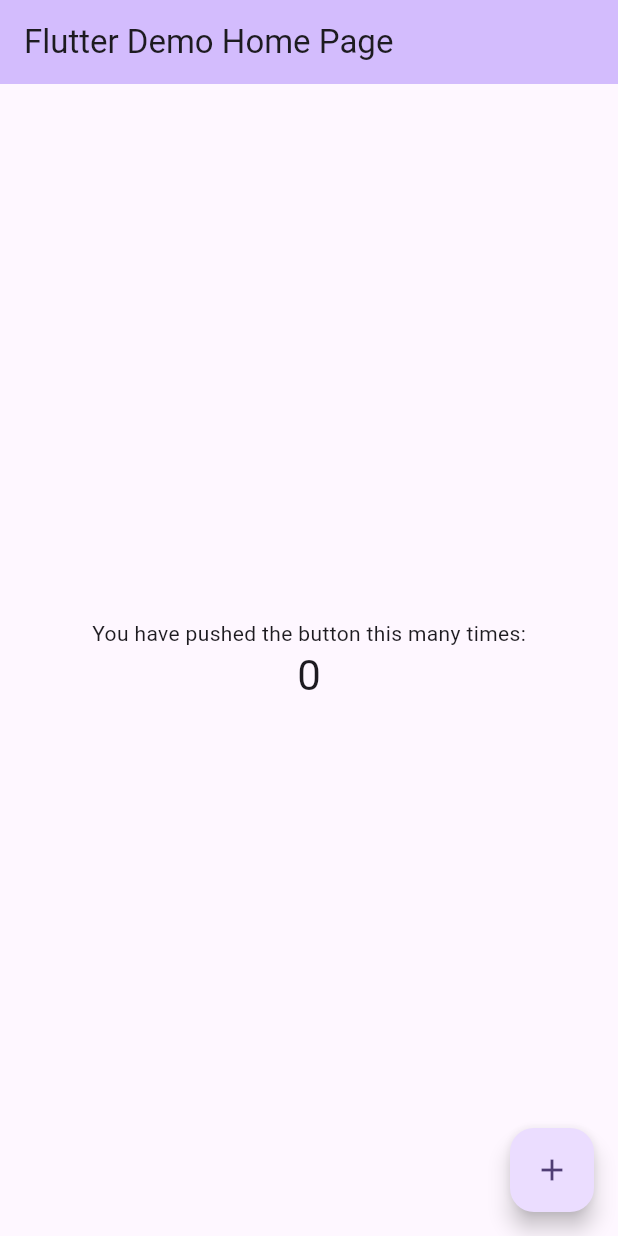
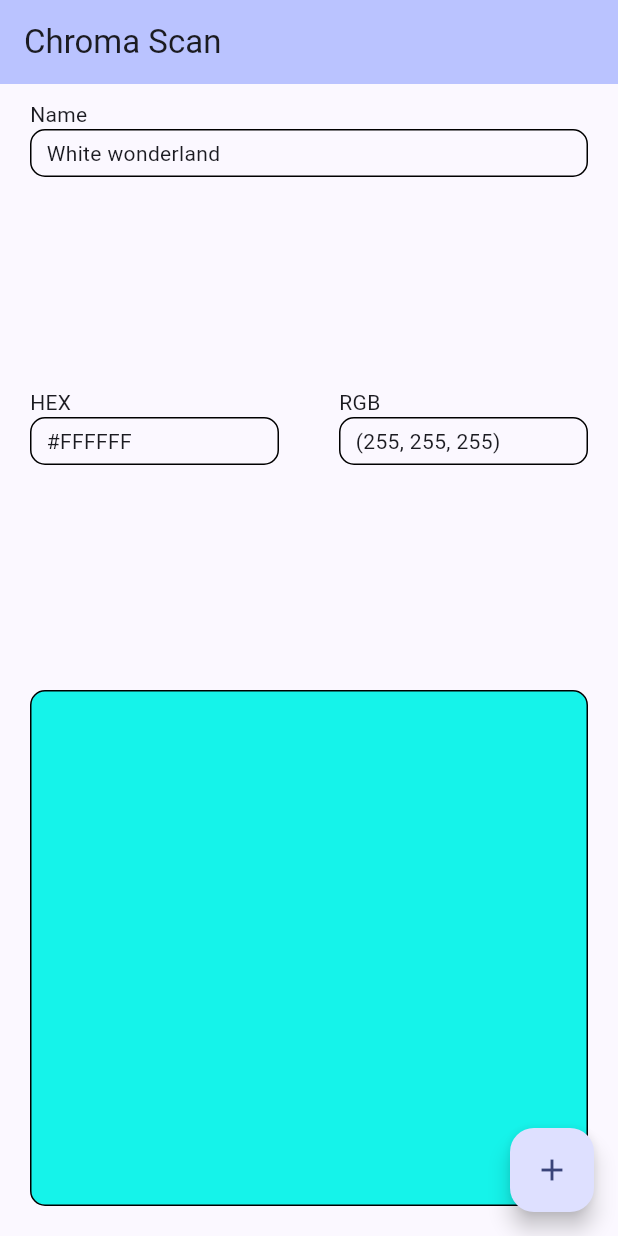
Before and after one commit to kaitlynnchan/chroma-scan, a Flutter app: the screen it shows after launch, on a phone screen of 412 x 824 dp. Run offline on Flutter 3.47's test engine with Material 2 defaults, Android fonts, the phone set to English and light mode, and no system bars.

Commit message:
Designed basic home page

```diff
--- a/flutter_app/lib/main.dart
+++ b/flutter_app/lib/main.dart
@@ -11,7 +11,7 @@
   @override
   Widget build(BuildContext context) {
     return MaterialApp(
-      title: 'Flutter Demo',
+      title: 'Chroma Scan',
       theme: ThemeData(
         // This is the theme of your application.
         //
@@ -28,10 +28,10 @@
         //
         // This works for code too, not just values: Most code changes can be
         // tested with just a hot reload.
-        colorScheme: ColorScheme.fromSeed(seedColor: Colors.deepPurple),
+        colorScheme: ColorScheme.fromSeed(seedColor: Colors.indigo),
         useMaterial3: true,
       ),
-      home: const MyHomePage(title: 'Flutter Demo Home Page'),
+      home: const MyHomePage(title: 'Chroma Scan'),
     );
   }
 }
@@ -87,30 +87,39 @@
         title: Text(widget.title),
       ),
       body: Center(
-        // Center is a layout widget. It takes a single child and positions it
-        // in the middle of the parent.
         child: Column(
-          // Column is also a layout widget. It takes a list of children and
-          // arranges them vertically. By default, it sizes itself to fit its
-          // children horizontally, and tries to be as tall as its parent.
-          //
-          // Column has various properties to control how it sizes itself and
-          // how it positions its children. Here we use mainAxisAlignment to
-          // center the children vertically; the main axis here is the vertical
-          // axis because Columns are vertical (the cross axis would be
-          // horizontal).
-          //
-          // TRY THIS: Invoke "debug painting" (choose the "Toggle Debug Paint"
-          // action in the IDE, or press "p" in the console), to see the
-          // wireframe for each widget.
-          mainAxisAlignment: MainAxisAlignment.center,
+          // Center is a layout widget. It takes a single child and positions it
+          // in the middle of the parent.
           children: <Widget>[
-            const Text(
-              'You have pushed the button this many times:',
+            const Flexible(
+              flex: 1,
+              child: LabelBox(label: "Name", text: "White wonderland",),
             ),
-            Text(
-              '$_counter',
-              style: Theme.of(context).textTheme.headlineMedium,
+            const Flexible(
+              flex: 1,
+              child: Row(
+                children: [
+                  Expanded(child: LabelBox(label: "HEX", text: "#FFFFFF")),
+                  Expanded(child: LabelBox(label: "RGB", text: "(255, 255, 255)")),
+                ],
+              ),
+            ),
+            Flexible(
+              flex: 2,
+              child: Container(
+                margin: EdgeInsets.all(20),
+                child: SizedBox.expand(
+                  child: DecoratedBox(
+                    decoration: BoxDecoration(
+                      color: Color.fromRGBO(21, 243, 234, 1),
+                      border: Border.all(
+                        color: Colors.black
+                      ),
+                      borderRadius: BorderRadius.circular(10)
+                    ),
+                  ),
+                ),
+              ),
             ),
           ],
         ),
@@ -123,3 +132,40 @@
     );
   }
 }
+
+class LabelBox extends StatelessWidget {
+  const LabelBox({
+    super.key,
+    required this.label,
+    required this.text,
+    this.width = double.infinity,
+  });
+
+  final String label;
+  final String text;
+  final double width;
+
+  @override
+  Widget build(BuildContext context) {
+    return Container(
+      margin: EdgeInsets.fromLTRB(20, 10, 20, 10),
+      child: Column(
+        crossAxisAlignment: CrossAxisAlignment.start,
+        children: [
+          Text(label),
+          Container(
+            padding: EdgeInsets.fromLTRB(10, 5, 10, 5),
+            width: double.infinity,
+            decoration: BoxDecoration(
+              border: Border.all(
+                color: Colors.black,
+              ),
+              borderRadius: BorderRadius.circular(10)
+            ),
+            child: Text(text),
+          ),
+        ],
+      ),
+    );
+  }
+}
```
Also changed, not shown: 1 other file.
